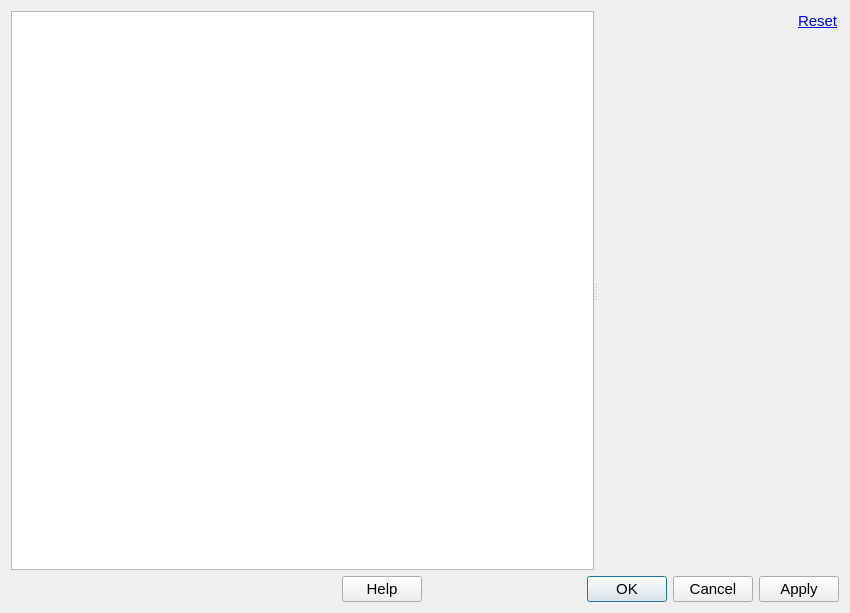
Before: the Qt Designer form aide/src/gui/res/forms/settingsdialog.ui in mrpilot2/aide, drawn with Qt 5.
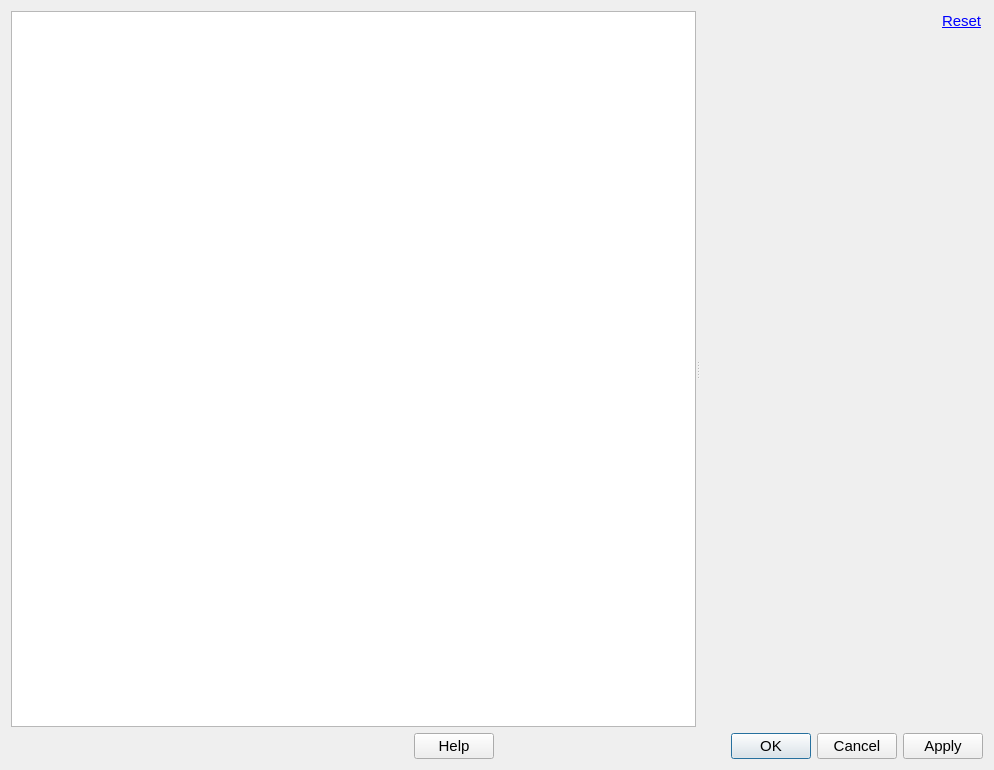
After: the same form once the commit is applied.

Commit message:
(*) SettingsDialog: improve layout
* Widget now has a spacer on the right side
* Hide header in tree view
* better start size of Tree view

Patch:
```diff
--- a/aide/src/gui/res/forms/settingsdialog.ui
+++ b/aide/src/gui/res/forms/settingsdialog.ui
@@ -6,8 +6,8 @@
    <rect>
     <x>0</x>
     <y>0</y>
-    <width>850</width>
-    <height>613</height>
+    <width>994</width>
+    <height>770</height>
    </rect>
   </property>
   <property name="font">
@@ -29,11 +29,29 @@
      </property>
      <widget class="QTreeView" name="treeView"/>
      <widget class="QWidget" name="layoutWidget">
-      <layout class="QVBoxLayout" name="settingsPageLayout">
+      <layout class="QGridLayout" name="settingsPageLayout">
        <property name="leftMargin">
         <number>10</number>
        </property>
-       <item>
+       <item row="1" column="0">
+        <widget class="QWidget" name="settingsPageWidget" native="true">
+         <layout class="QFormLayout" name="formLayout"/>
+        </widget>
+       </item>
+       <item row="1" column="1">
+        <spacer name="horizontalSpacer_2">
+         <property name="orientation">
+          <enum>Qt::Horizontal</enum>
+         </property>
+         <property name="sizeHint" stdset="0">
+          <size>
+           <width>40</width>
+           <height>20</height>
+          </size>
+         </property>
+        </spacer>
+       </item>
+       <item row="0" column="0" colspan="2">
         <layout class="QHBoxLayout" name="headingLayout">
          <item>
           <widget class="QLabel" name="displayNameLabel">
@@ -88,11 +106,6 @@
          </item>
         </layout>
        </item>
-       <item>
-        <widget class="QWidget" name="widget" native="true">
-         <layout class="QFormLayout" name="formLayout"/>
-        </widget>
-       </item>
       </layout>
      </widget>
     </widget>
```
The commit also changes 1 other file.
